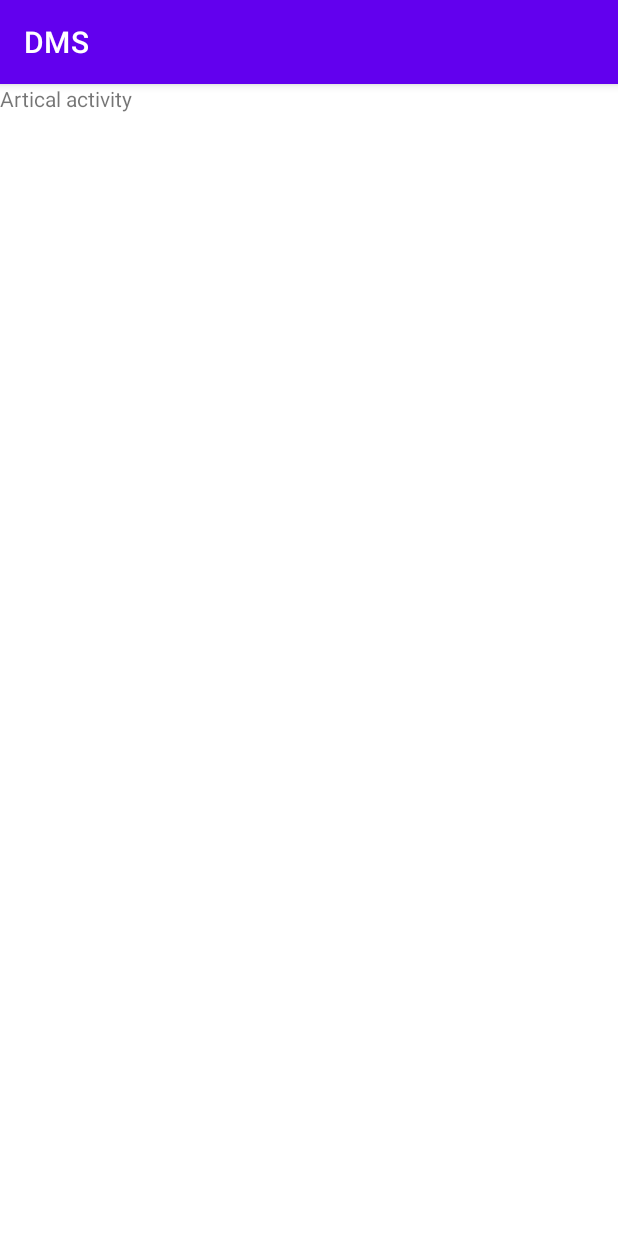
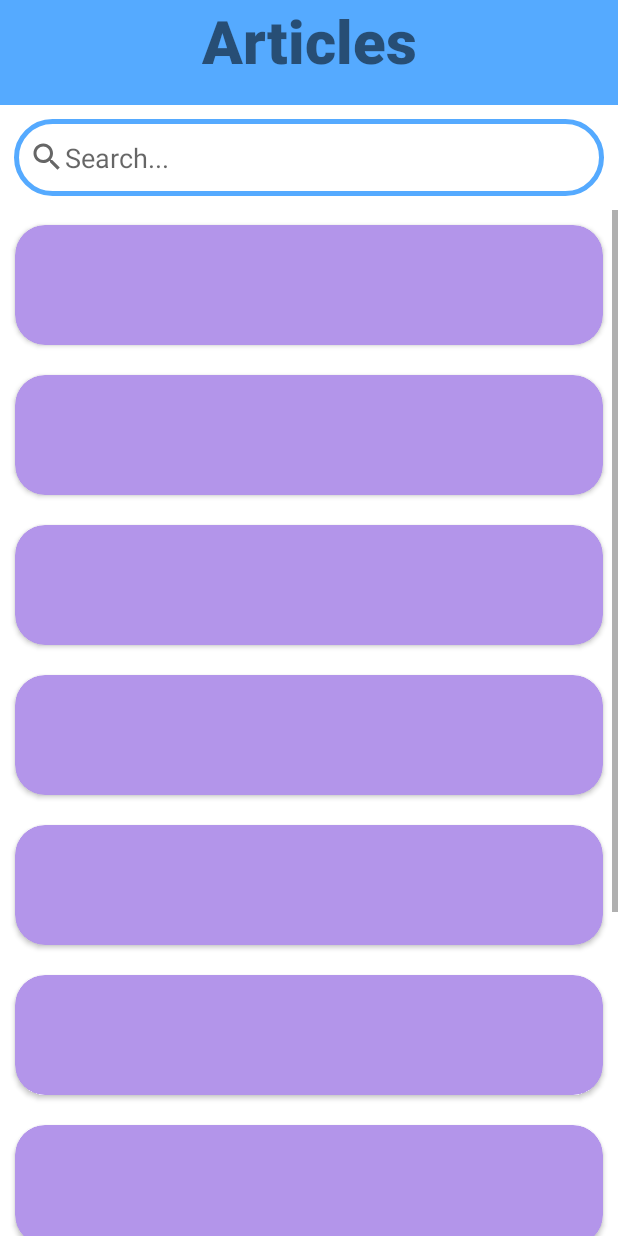
Before and after one commit to AbdallaAshra/DMS, an Android app: the ArticalActivity screen opened directly, with no data from a screen before it, on a phone screen of 412 x 824 dp. Run offline under Robolectric (Android 15) with nearby library versions, the phone set to English and light mode, and no system bars.

Commit message:
Meal Suggestions page First Articles page

```diff
--- a/app/src/main/java/com/example/dms/Article/ArticalActivity.java
+++ b/app/src/main/java/com/example/dms/Article/ArticalActivity.java
@@ -11,5 +11,7 @@ public class ArticalActivity extends AppCompatActivity {
     protected void onCreate(Bundle savedInstanceState) {
         super.onCreate(savedInstanceState);
         setContentView(R.layout.activity_artical);
+        //hide toolbar
+        getSupportActionBar().hide();
     }
 }
--- /dev/null
+++ b/app/src/main/res/drawable/ic_search.xml
@@ -0,0 +1,10 @@
+<vector xmlns:android="http://schemas.android.com/apk/res/android"
+    android:width="24dp"
+    android:height="24dp"
+    android:viewportWidth="24"
+    android:viewportHeight="24"
+    android:tint="?attr/colorControlNormal">
+  <path
+      android:fillColor="@android:color/white"
+      android:pathData="M15.5,14h-0.79l-0.28,-0.27C15.41,12.59 16,11.11 16,9.5 16,5.91 13.09,3 9.5,3S3,5.91 3,9.5 5.91,16 9.5,16c1.61,0 3.09,-0.59 4.23,-1.57l0.27,0.28v0.79l5,4.99L20.49,19l-4.99,-5zM9.5,14C7.01,14 5,11.99 5,9.5S7.01,5 9.5,5 14,7.01 14,9.5 11.99,14 9.5,14z"/>
+</vector>
--- /dev/null
+++ b/app/src/main/res/drawable/search_bar.xml
@@ -0,0 +1,7 @@
+<?xml version="1.0" encoding="utf-8"?>
+<shape xmlns:android="http://schemas.android.com/apk/res/android">
+
+    <corners android:radius="80dp"/>
+    <stroke android:width="3dp" android:color="#5af"/>
+
+</shape>
--- a/app/src/main/res/layout/activity_artical.xml
+++ b/app/src/main/res/layout/activity_artical.xml
@@ -1,13 +1,117 @@
 <?xml version="1.0" encoding="utf-8"?>
-<androidx.constraintlayout.widget.ConstraintLayout xmlns:android="http://schemas.android.com/apk/res/android"
+<LinearLayout xmlns:android="http://schemas.android.com/apk/res/android"
     xmlns:app="http://schemas.android.com/apk/res-auto"
     xmlns:tools="http://schemas.android.com/tools"
     android:layout_width="match_parent"
     android:layout_height="match_parent"
-    tools:context=".Article.ArticalActivity">
-<TextView
-    android:layout_width="match_parent"
-    android:layout_height="match_parent"
-    android:text="Artical activity"
-    />
-</androidx.constraintlayout.widget.ConstraintLayout>
+    tools:context=".Article.ArticalActivity"
+    android:orientation="vertical">
+
+    <!--toolbar articles-->
+    <LinearLayout
+        android:layout_width="match_parent"
+        android:layout_height="70dp"
+        android:background="#5af"
+        android:orientation="horizontal"
+        >
+        <TextView
+            android:layout_width="match_parent"
+            android:layout_height="wrap_content"
+            android:text="@string/articles"
+            android:textSize="40sp"
+            android:fontFamily="sans-serif-black"
+            android:gravity="center"/>
+    </LinearLayout>
+
+    <!---searchbar &related file (search_bar.xml&ic_search.xml)-->
+    <LinearLayout
+        android:id="@+id/search_bar"
+        android:layout_width="match_parent"
+        android:layout_height="70dp"
+        android:orientation="horizontal">
+
+        <EditText
+            android:layout_width="match_parent"
+            android:layout_height="match_parent"
+            android:layout_margin="9dp"
+            android:background="@drawable/search_bar"
+            android:drawableStart="@drawable/ic_search"
+            android:hint="@string/search"
+            android:paddingStart="10dp"
+            android:paddingRight="10dp"/>
+    </LinearLayout>
+
+    <!--scrollView + card views-->
+    <ScrollView
+        android:layout_width="match_parent"
+        android:layout_height="match_parent">
+        <LinearLayout
+
+            android:layout_width="match_parent"
+            android:layout_height="wrap_content"
+            android:orientation="vertical">
+            <androidx.cardview.widget.CardView
+            android:layout_width="match_parent"
+            android:layout_height="80dp"
+            app:cardBackgroundColor="#B395EA"
+            app:cardCornerRadius="20dp"
+            android:layout_margin="10dp"/>
+            <androidx.cardview.widget.CardView
+                android:layout_width="match_parent"
+                android:layout_height="80dp"
+                app:cardBackgroundColor="#B395EA"
+                app:cardCornerRadius="20dp"
+                android:layout_margin="10dp"/>
+            <androidx.cardview.widget.CardView
+                android:layout_width="match_parent"
+                android:layout_height="80dp"
+                app:cardBackgroundColor="#B395EA"
+                app:cardCornerRadius="20dp"
+                android:layout_margin="10dp"/>
+            <androidx.cardview.widget.CardView
+                android:layout_width="match_parent"
+                android:layout_height="80dp"
+                app:cardBackgroundColor="#B395EA"
+                app:cardCornerRadius="20dp"
+                android:layout_margin="10dp"/>
+            <androidx.cardview.widget.CardView
+                android:layout_width="match_parent"
+                android:layout_height="80dp"
+                app:cardBackgroundColor="#B395EA"
+                app:cardCornerRadius="20dp"
+                android:layout_margin="10dp"/>
+            <androidx.cardview.widget.CardView
+                android:layout_width="match_parent"
+                android:layout_height="80dp"
+                app:cardBackgroundColor="#B395EA"
+                app:cardCornerRadius="20dp"
+                android:layout_margin="10dp"/>
+            <androidx.cardview.widget.CardView
+                android:layout_width="match_parent"
+                android:layout_height="80dp"
+                app:cardBackgroundColor="#B395EA"
+                app:cardCornerRadius="20dp"
+                android:layout_margin="10dp"/>
+            <androidx.cardview.widget.CardView
+                android:layout_width="match_parent"
+                android:layout_height="80dp"
+                app:cardBackgroundColor="#B395EA"
+                app:cardCornerRadius="20dp"
+                android:layout_margin="10dp"/>
+            <androidx.cardview.widget.CardView
+                android:layout_width="match_parent"
+                android:layout_height="80dp"
+                app:cardBackgroundColor="#B395EA"
+                app:cardCornerRadius="20dp"
+                android:layout_margin="10dp"/>
+            <androidx.cardview.widget.CardView
+                android:layout_width="match_parent"
+                android:layout_height="80dp"
+                app:cardBackgroundColor="#B395EA"
+                app:cardCornerRadius="20dp"
+                android:layout_margin="10dp"/>
+
+
+        </LinearLayout>
+    </ScrollView>
+</LinearLayout>
--- a/app/src/main/res/values/strings.xml
+++ b/app/src/main/res/values/strings.xml
@@ -4,4 +4,6 @@
     <string name="breakfast_meal">Breakfast Meal</string>
     <string name="dinner_meal">Dinner Meal</string>
     <string name="lunch_meal">Lunch Meal</string>
+    <string name="articles">Articles</string>
+    <string name="search">Search...</string>
 </resources>
```
